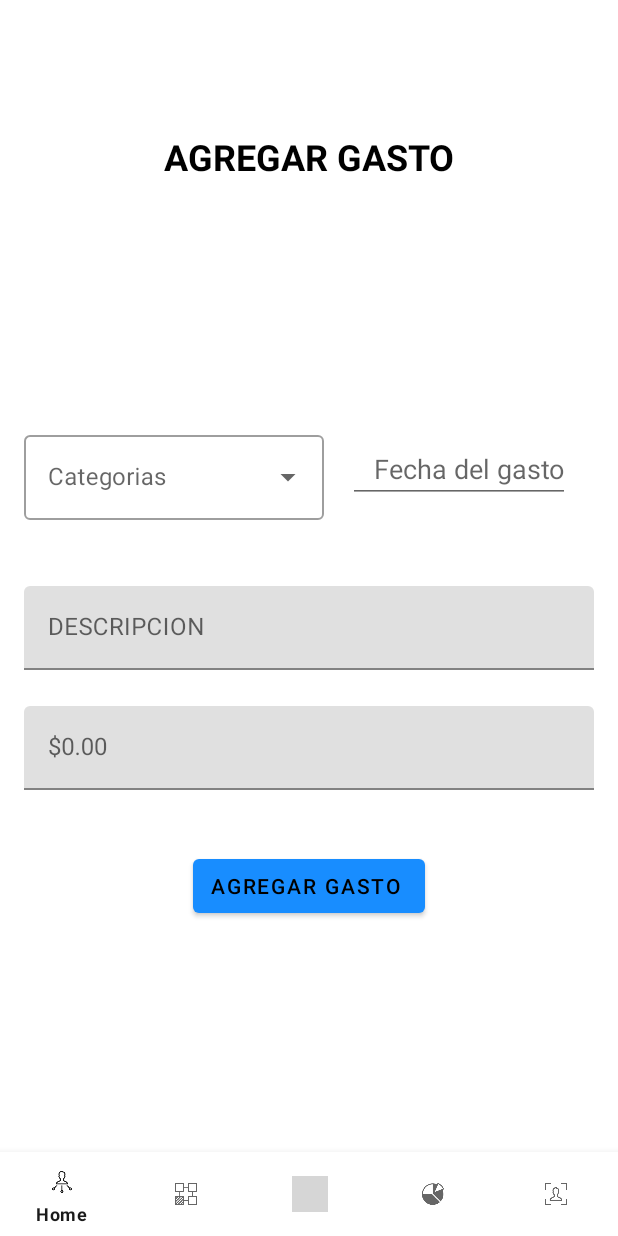
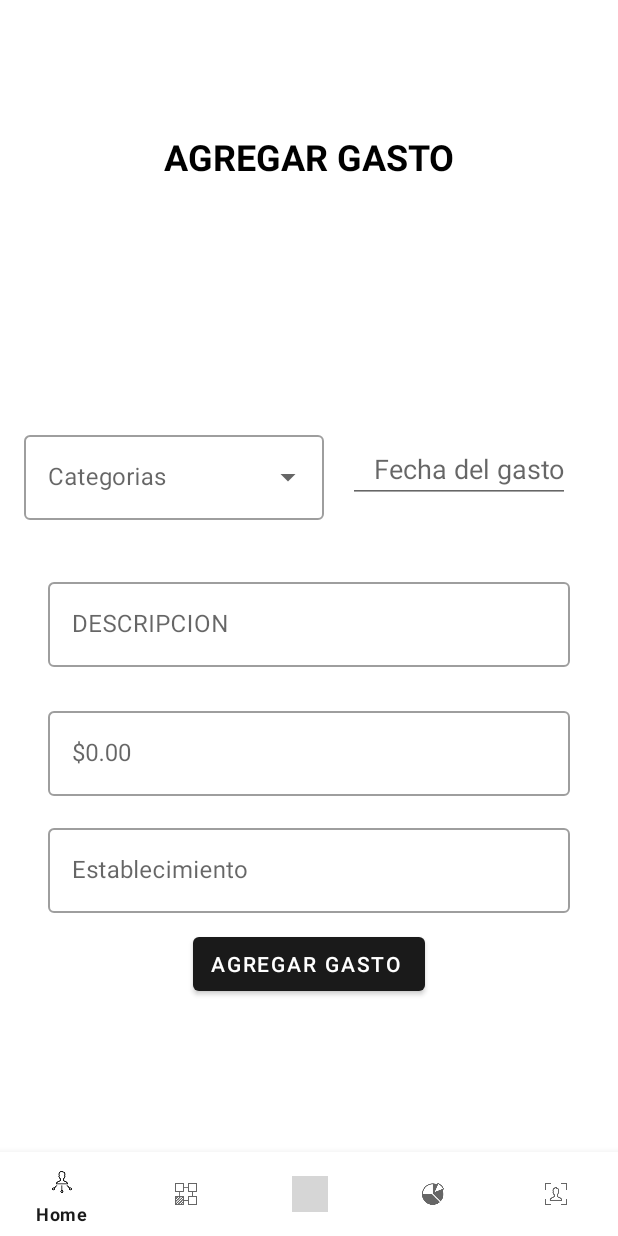
Before and after one commit to AppGastosMoviles/AppGastosv1, an Android app: the AgregarGastoFragment screen opened through its navigation route, on a phone screen of 412 x 824 dp. Run offline under Robolectric (Android 15) with nearby library versions, the phone set to English and light mode, and no system bars; our stand-ins replace navigation-ui; grey boxes are pictures that could not be loaded.

Commit message:
Se arreglo splash y se corrigieron detalles de logica

```diff
--- a/app/src/main/java/com/sebastianb/myapplication/MainActivity.kt
+++ b/app/src/main/java/com/sebastianb/myapplication/MainActivity.kt
@@ -15,6 +15,8 @@ class MainActivity : AppCompatActivity() {
     private lateinit var binding: ActivityMainBinding
 
     override fun onCreate(savedInstanceState: Bundle?) {
+        Thread.sleep(1000)
+        setTheme(R.style.Theme_MyApplication)
         super.onCreate(savedInstanceState)
 
         binding = ActivityMainBinding.inflate(layoutInflater)
--- a/app/src/main/java/com/sebastianb/myapplication/ui/home/HomeFragment.kt
+++ b/app/src/main/java/com/sebastianb/myapplication/ui/home/HomeFragment.kt
@@ -25,6 +25,12 @@ class HomeFragment : Fragment() {
         homeBinding.agregarGastosButton.setOnClickListener {
             findNavController().navigate(HomeFragmentDirections.actionNavigationHomeToAgregarGastoFragment())
         }
+        homeBinding.estadisticasButton.setOnClickListener {
+            findNavController().navigate(HomeFragmentDirections.actionNavigationHomeToNavigationEstadisticas())
+        }
+        homeBinding.gastosRecientesButton.setOnClickListener {
+            findNavController().navigate(HomeFragmentDirections.actionNavigationHomeToNavigationGastosrecientes())
+        }
         return homeBinding.root
     }
 }
--- /dev/null
+++ b/app/src/main/res/drawable/splashscreen.xml
@@ -0,0 +1,10 @@
+<?xml version="1.0" encoding="utf-8"?>
+<layer-list xmlns:android="http://schemas.android.com/apk/res/android">
+    <item android:drawable="@color/fondo" />
+    <item>
+        <bitmap
+            android:gravity="center"
+            android:src="@mipmap/ic_launcher" />
+
+    </item>
+</layer-list>
--- a/app/src/main/res/layout/fragment_agregar_gasto.xml
+++ b/app/src/main/res/layout/fragment_agregar_gasto.xml
@@ -68,8 +68,9 @@
                 android:id="@+id/atvCategorias"
                 android:layout_width="match_parent"
                 android:layout_height="wrap_content"
+                android:hint="@string/categoria"
                 android:inputType="none"
-                android:hint="@string/categoria" />
+                tools:ignore="TextContrastCheck" />
         </com.google.android.material.textfield.TextInputLayout>
 
 
@@ -100,15 +101,18 @@
 
     <com.google.android.material.textfield.TextInputLayout
         android:id="@+id/tiDescripcion"
-        android:layout_width="match_parent"
+        style="@style/Widget.MaterialComponents.TextInputLayout.OutlinedBox"
+        android:layout_width="0dp"
         android:layout_height="wrap_content"
+        android:layout_marginStart="16dp"
         android:layout_marginTop="36dp"
+        android:layout_marginEnd="16dp"
         android:layout_marginBottom="8dp"
         app:endIconMode="clear_text"
-        app:layout_constraintTop_toBottomOf="@id/clData"
         app:layout_constraintBottom_toTopOf="@+id/tiGasto"
         app:layout_constraintEnd_toEndOf="parent"
-        app:layout_constraintStart_toStartOf="parent">
+        app:layout_constraintStart_toStartOf="parent"
+        app:layout_constraintTop_toBottomOf="@id/clData">
 
         <com.google.android.material.textfield.TextInputEditText
             android:id="@+id/etDescripcion"
@@ -124,16 +128,21 @@
             android:textSelectHandle="@color/black"
 
 
-            />
+            tools:ignore="TextContrastCheck" />
     </com.google.android.material.textfield.TextInputLayout>
 
     <com.google.android.material.textfield.TextInputLayout
         android:id="@+id/tiGasto"
-        android:layout_width="match_parent"
+        style="@style/Widget.MaterialComponents.TextInputLayout.OutlinedBox"
+        android:layout_width="0dp"
         android:layout_height="wrap_content"
+        android:layout_marginStart="16dp"
+        android:layout_marginTop="8dp"
+        android:layout_marginEnd="16dp"
         app:layout_constraintBottom_toTopOf="@+id/btnAgregarGasto"
         app:layout_constraintEnd_toEndOf="parent"
-        app:layout_constraintStart_toStartOf="parent">
+        app:layout_constraintStart_toStartOf="parent"
+        app:layout_constraintTop_toBottomOf="@+id/tiDescripcion">
 
         <com.google.android.material.textfield.TextInputEditText
             android:id="@+id/etGasto"
@@ -149,7 +158,7 @@
             android:textSelectHandle="@color/black"
 
 
-            />
+            tools:ignore="TextContrastCheck" />
     </com.google.android.material.textfield.TextInputLayout>
 
 
@@ -159,16 +168,35 @@
         android:layout_width="wrap_content"
 
         android:layout_height="wrap_content"
+        android:layout_marginTop="80dp"
         android:text="@string/agregar_gasto"
-        android:textColor="@color/black"
-        android:layout_marginTop="32dp"
+        android:textColor="@color/ic_account_background"
 
-        app:backgroundTint="@color/color_boton"
+        app:backgroundTint="@color/fondo"
         app:layout_constraintEnd_toEndOf="parent"
         app:layout_constraintStart_toStartOf="parent"
-        app:layout_constraintTop_toBottomOf="@+id/tiGasto" />
+        app:layout_constraintTop_toBottomOf="@+id/tiGasto"
+        tools:ignore="DuplicateSpeakableTextCheck" />
 
+    <com.google.android.material.textfield.TextInputLayout
+        android:id="@+id/establecimiento_text_layout"
+        style="@style/Widget.MaterialComponents.TextInputLayout.OutlinedBox"
+        android:layout_width="0dp"
+        android:layout_height="wrap_content"
+        android:layout_marginStart="16dp"
+        android:layout_marginTop="8dp"
+        android:layout_marginEnd="16dp"
+        app:layout_constraintEnd_toEndOf="parent"
+        app:layout_constraintStart_toStartOf="parent"
+        app:layout_constraintTop_toBottomOf="@+id/tiGasto">
 
+        <com.google.android.material.textfield.TextInputEditText
+            android:id="@+id/establecimiento_edit_text"
+            android:layout_width="match_parent"
+            android:layout_height="wrap_content"
+            android:hint="@string/lugar"
+            tools:ignore="TextContrastCheck" />
+    </com.google.android.material.textfield.TextInputLayout>
 
 
 </androidx.constraintlayout.widget.ConstraintLayout>
--- a/app/src/main/res/navigation/mobile_navigation.xml
+++ b/app/src/main/res/navigation/mobile_navigation.xml
@@ -13,6 +13,15 @@
         <action
             android:id="@+id/action_navigation_home_to_agregarGastoFragment"
             app:destination="@id/navigation_agregargasto" />
+        <action
+            android:id="@+id/action_navigation_home_to_navigation_estadisticas"
+            app:destination="@id/navigation_estadisticas" />
+        <action
+            android:id="@+id/action_navigation_home_to_navigation_gastosrecientes"
+            app:destination="@id/navigation_gastosrecientes" />
+        <action
+            android:id="@+id/action_navigation_home_to_navigation_cuenta"
+            app:destination="@id/navigation_cuenta" />
     </fragment>
 
     <fragment
--- a/app/src/main/res/values/strings.xml
+++ b/app/src/main/res/values/strings.xml
@@ -41,11 +41,10 @@
     <string name="otros">Otros</string>
     <string name="elige">Elige</string>
     <string name="categoria_">Categoria</string>
+    <string name="lugar">Establecimiento</string>
 
     <string-array name="lista_categorias">
-        <item>Hogar</item>
         <item>Alimentación</item>
-        <item>Transporte</item>
         <item>Indumentaria</item>
         <item>Entretenimiento</item>
         <item>Cuidado personal</item>
--- a/app/src/main/res/values/themes.xml
+++ b/app/src/main/res/values/themes.xml
@@ -13,4 +13,10 @@
         <item name="android:statusBarColor" >@color/fondo</item>
         <!-- Customize your theme here. -->
     </style>
+    <style name="SplashTheme" parent="Theme.MyApplication">
+        <item name="android:windowBackground"> @drawable/splashscreen
+
+        </item>
+    </style>
+
 </resources>
```
Also changed, not shown: app/src/main/AndroidManifest.xml (+4 -7 lines), app/src/main/java/com/sebastianb/myapplication/ui/agregargasto/AgregarGastoFragment.kt (+33 -7 lines), app/src/main/java/com/sebastianb/myapplication/ui/agregargasto/AgregarGastoViewModel.kt (+51 -4 lines), app/src/main/java/com/sebastianb/myapplication/ui/splash/SplashActivity.kt (deleted, +0 -32 lines), app/src/main/res/layout/activity_splash.xml (deleted, +0 -24 lines), app/src/main/res/layout/fragment_home.xml (+8 -5 lines).
